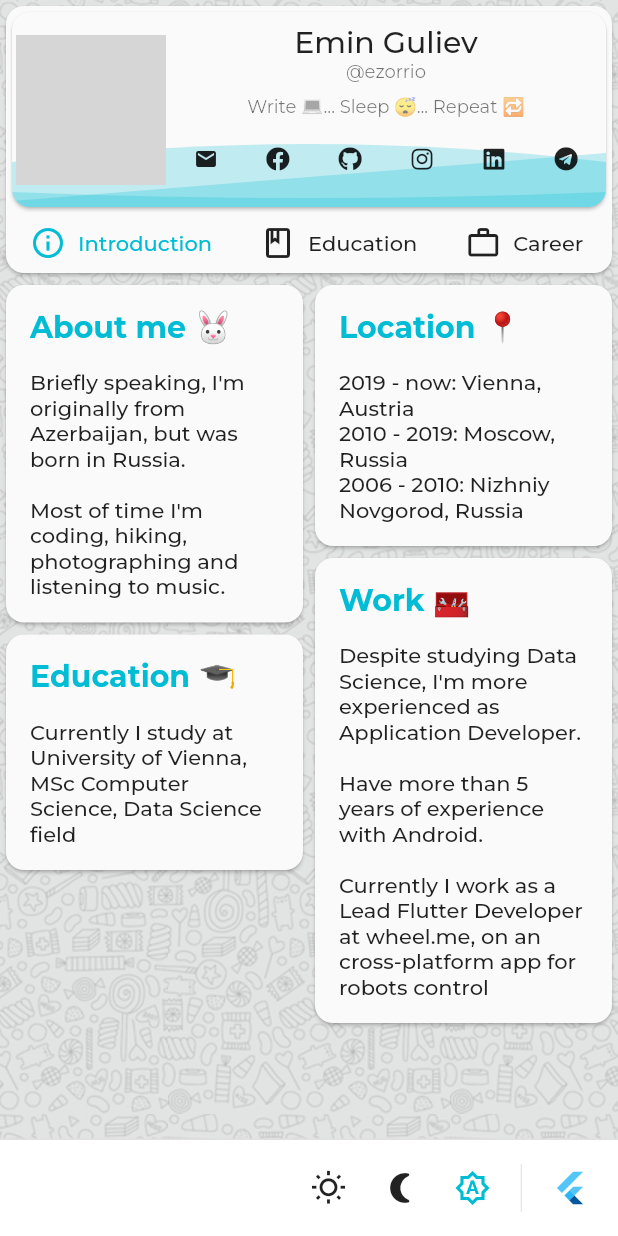
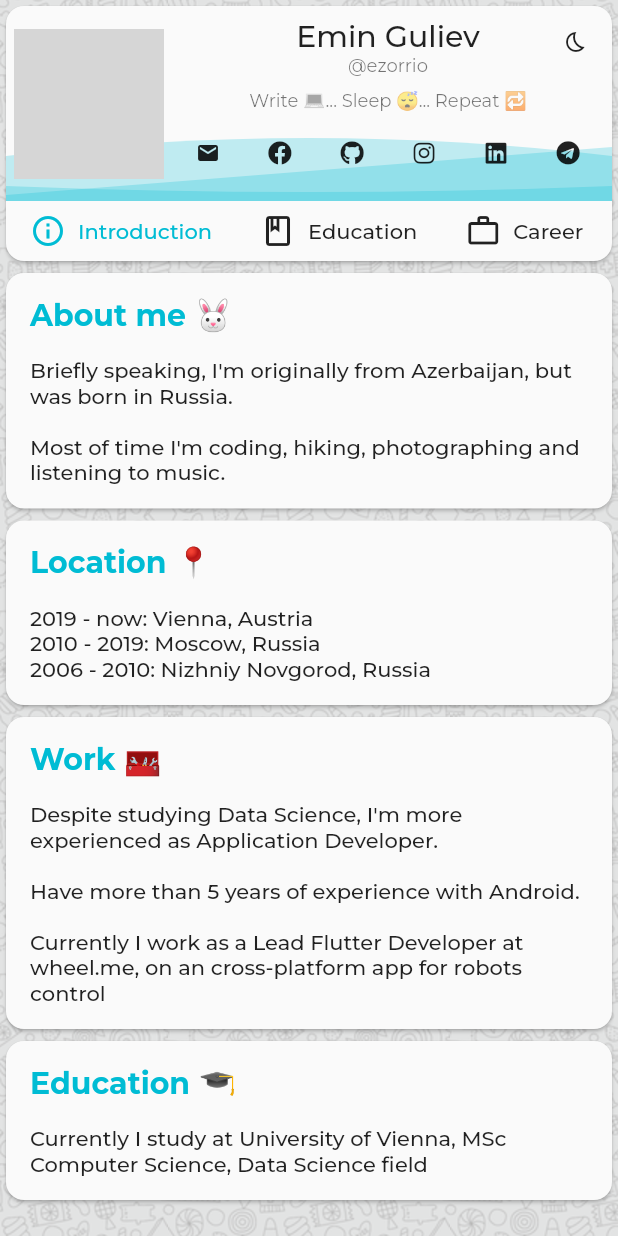
Before and after one commit to ezorrio/ezorrio.dev, a Flutter app: the screen it shows after launch, on a phone screen of 412 x 824 dp. Run offline on Flutter 3.47's test engine with Material 2 defaults, Android fonts, the phone set to English and light mode, and no system bars; our stand-ins replace bloc, flutter_bloc, font_awesome_flutter, google_fonts, shared_preferences, simple_animations and 1 more; network calls fail; grey boxes are pictures that could not be loaded.

Commit message:
UI optimizations

```diff
--- a/lib/main.dart
+++ b/lib/main.dart
@@ -5,7 +5,6 @@ import 'package:ezorrio_dev/bloc/navigation/NavigationBloc.dart';
 import 'package:ezorrio_dev/resource/DataRepository.dart';
 import 'package:ezorrio_dev/resource/SettingsRepository.dart';
 import 'package:ezorrio_dev/ui/page/IntroPage.dart';
-import 'package:ezorrio_dev/ui/widget/AppWidgets.dart';
 import 'package:ezorrio_dev/ui/widget/DrawerLayout.dart';
 import 'package:flutter/cupertino.dart';
 import 'package:flutter/material.dart';
@@ -157,14 +156,6 @@ class AppState extends State<App> with WidgetsBindingObserver, RouteAware {
                   key: App.navigatorKey,
                 ),
               ),
-              persistentFooterButtons: [
-                AppWidgets.themeChooser(context: context),
-                Container(
-                  height: 40,
-                  child: VerticalDivider(width: 1, indent: 4, endIndent: 4),
-                ),
-                AppWidgets.poweredByFlutter(context: context),
-              ],
             ),
             theme: Themes.materialTheme(),
             darkTheme: Themes.materialDarkTheme(),
--- a/lib/ui/page/IntroPage.dart
+++ b/lib/ui/page/IntroPage.dart
@@ -1,5 +1,6 @@
 import 'package:ezorrio_dev/Extensions.dart';
 import 'package:ezorrio_dev/ui/widget/AppWidgets.dart';
+import 'package:ezorrio_dev/utils/AppUtils.dart';
 import 'package:flutter/material.dart';
 import 'package:flutter/widgets.dart';
 import 'package:flutter_staggered_grid_view/flutter_staggered_grid_view.dart';
@@ -60,7 +61,7 @@ class IntroPageState extends State<IntroPage> {
         addAutomaticKeepAlives: false,
         addRepaintBoundaries: false,
         restorationId: 'intro',
-        crossAxisCount: 2,
+        crossAxisCount: AppUtils.isCompact(context: context) ? 1 : 2,
         staggeredTiles: [
           const StaggeredTile.fit(1),
           const StaggeredTile.fit(1),
--- a/lib/ui/widget/AppWidgets.dart
+++ b/lib/ui/widget/AppWidgets.dart
@@ -47,8 +47,11 @@ class AppWidgets {
 
   static Widget themeChooser({required BuildContext context}) => BlocBuilder(
         bloc: BlocProvider.of<AppearanceBloc>(context),
-        builder: (BuildContext context, AppearanceState state) => Row(
-          mainAxisSize: MainAxisSize.min,
+        builder: (BuildContext context, AppearanceState state) => Padding(
+          padding: const EdgeInsets.all(16.0),
+          child: Row(
+            mainAxisSize: MainAxisSize.max,
+            mainAxisAlignment: MainAxisAlignment.center,
             children: [
               IconButton(
                   icon: Icon(Icons.wb_sunny_outlined),
@@ -73,5 +76,6 @@ class AppWidgets {
                       : null),
             ],
           ),
+        ),
       );
 }
--- a/lib/ui/widget/DrawerLayout.dart
+++ b/lib/ui/widget/DrawerLayout.dart
@@ -27,9 +27,7 @@ class DrawerLayoutState extends State<DrawerLayout> {
   Widget mobileLayout({required AppPlace? page}) => Column(
         mainAxisSize: MainAxisSize.max,
         children: [
-          ConstrainedBox(
-              constraints: BoxConstraints(maxHeight: 250),
-              child: drawer(isCompact: true, page: page)),
+          drawer(isCompact: true, page: page),
           Expanded(child: widget.child),
         ],
       );
--- a/lib/ui/widget/ProfileHeader.dart
+++ b/lib/ui/widget/ProfileHeader.dart
@@ -3,6 +3,7 @@ import 'dart:math';
 import 'package:ezorrio_dev/Extensions.dart';
 import 'package:ezorrio_dev/Themes.dart';
 import 'package:ezorrio_dev/resource/DataRepository.dart';
+import 'package:ezorrio_dev/ui/widget/AppWidgets.dart';
 import 'package:ezorrio_dev/ui/widget/SocialNetworks.dart';
 import 'package:flutter/material.dart';
 import 'package:flutter/widgets.dart';
@@ -28,6 +29,13 @@ class ProfileHeader extends StatelessWidget {
   Widget _onBottom(Widget child) => Positioned.fill(
         child: Align(
           alignment: Alignment.bottomCenter,
+          child: child,
+        ),
+      );
+
+  Widget _onCorner(Widget child) => Positioned.fill(
+        child: Align(
+          alignment: Alignment.topRight,
           child: child,
         ),
       );
@@ -94,9 +102,7 @@ class ProfileHeader extends StatelessWidget {
           ],
         );
 
-  Widget waves(BuildContext context) => Card(
-        clipBehavior: Clip.antiAlias,
-        child: Stack(
+  Widget waves(BuildContext context) => Stack(
         children: <Widget>[
           _onBottom(AnimatedWave(
             height: 20,
@@ -115,15 +121,26 @@ class ProfileHeader extends StatelessWidget {
             offset: pi / 2,
             color: AppColors.primary,
           )),
+          _onCorner(IconButton(
+            icon: Icon(Icons.bedtime_outlined, size: 16),
+            onPressed: () => showModalBottomSheet(
+                context: context,
+                builder: (builder) =>
+                    AppWidgets.themeChooser(context: context)),
+          )),
           Center(
             child: Padding(
                 padding: EdgeInsets.symmetric(vertical: isCompact ? 8 : 12),
                 child: profile(context)),
           ),
         ],
-        ),
       );
 
   @override
-  Widget build(BuildContext context) => waves(context);
+  Widget build(BuildContext context) => isCompact
+      ? waves(context)
+      : Card(
+          clipBehavior: Clip.antiAlias,
+          child: waves(context),
+        );
 }
```
Lines whose indentation alone changed are shown as unchanged.
